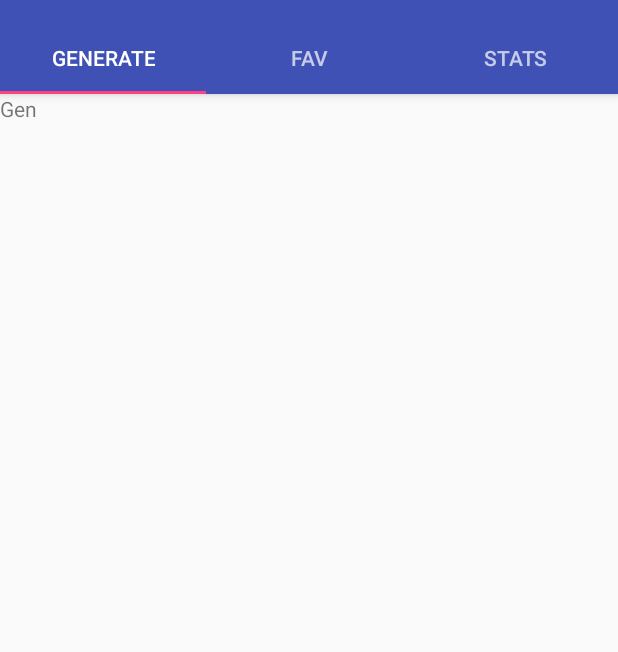
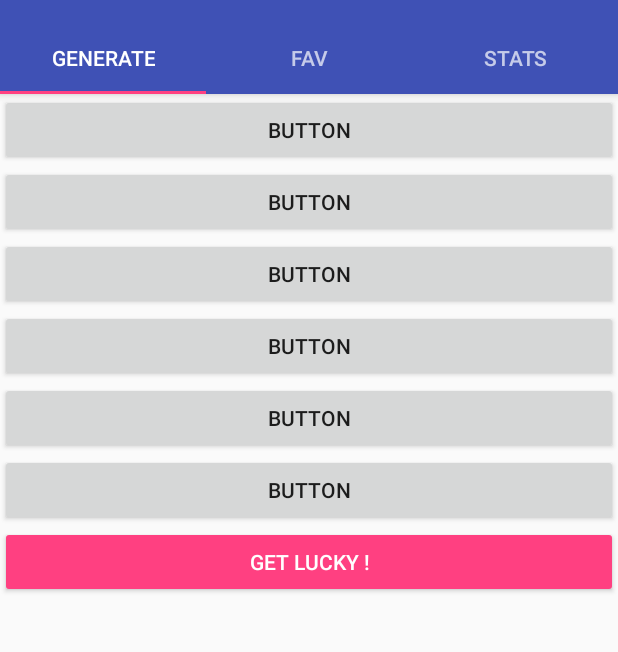
Before and after one commit to SR2GO/SR2GO, an Android app: the screen it shows after launch (MainActivity), on a phone screen of 412 x 824 dp, the part 62-714 px from its top. Run offline under Robolectric (Android 15) with nearby library versions, the phone set to English and light mode, and no system bars.

Commit message:
Added Buttons

```diff
--- a/app/src/main/res/layout/item_generate.xml
+++ b/app/src/main/res/layout/item_generate.xml
@@ -3,9 +3,48 @@
     android:layout_width="match_parent"
     android:layout_height="match_parent"
     android:orientation="vertical">
-    <TextView
-        android:id="@+id/list_text"
-        android:layout_width="wrap_content"
+
+    <Button
+        android:text="Button"
+        android:layout_width="match_parent"
         android:layout_height="wrap_content"
-        android:text="Gen" />
+        android:id="@+id/button_name" />
+
+    <Button
+        android:text="Button"
+        android:layout_width="match_parent"
+        android:layout_height="wrap_content"
+        android:id="@+id/button_gender" />
+
+    <Button
+        android:text="Button"
+        android:layout_width="match_parent"
+        android:layout_height="wrap_content"
+        android:id="@+id/button_age" />
+
+    <Button
+        android:text="Button"
+        android:layout_width="match_parent"
+        android:layout_height="wrap_content"
+        android:id="@+id/button_metatype" />
+
+    <Button
+        android:text="Button"
+        android:layout_width="match_parent"
+        android:layout_height="wrap_content"
+        android:id="@+id/button_attributes" />
+
+    <Button
+        android:text="Button"
+        android:layout_width="match_parent"
+        android:layout_height="wrap_content"
+        android:id="@+id/button_special" />
+
+    <Button
+        android:text="Get Lucky !"
+        android:layout_width="match_parent"
+        android:layout_height="wrap_content"
+        android:id="@+id/button_get_lucky"
+        style="@style/Widget.AppCompat.Button.Colored"
+        />
 </LinearLayout>
```
